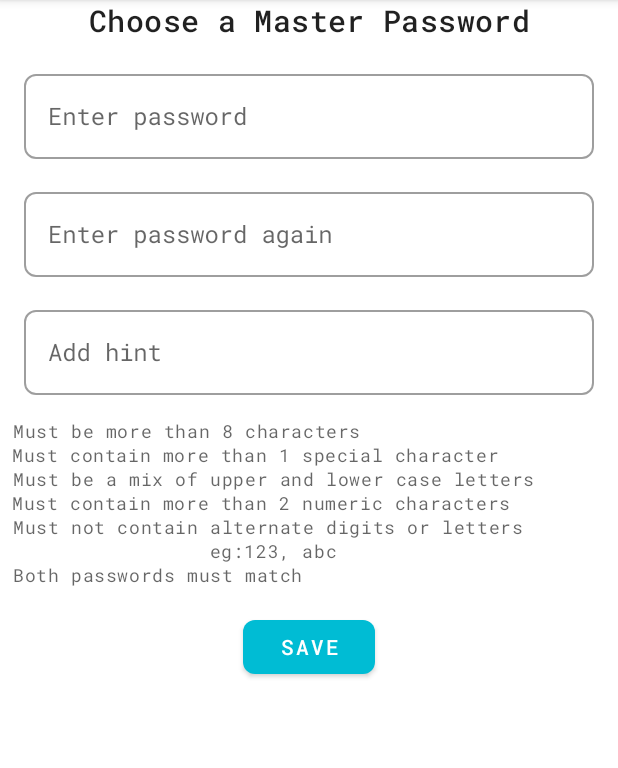
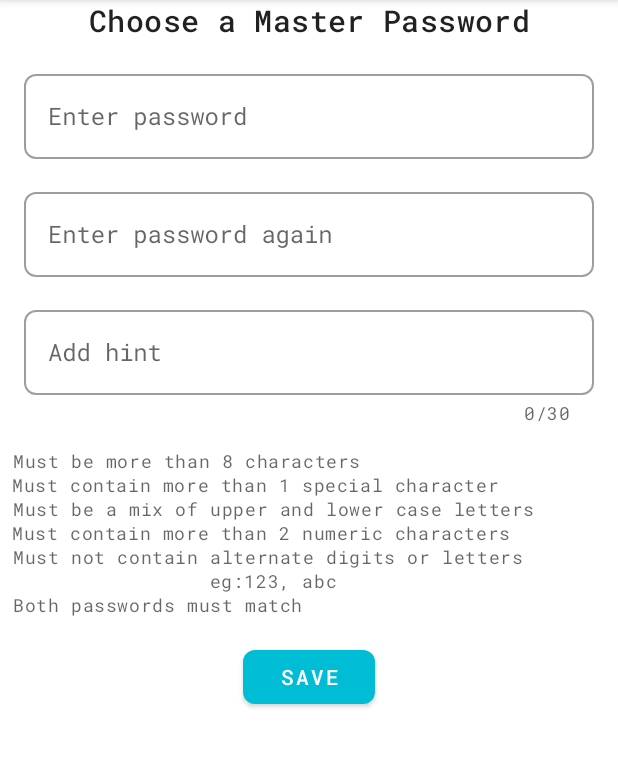
Before and after one commit to Ni3verma/Safe-Box, an Android app: the ChooseMasterPswrdFragment screen opened through its navigation route, on a phone screen of 412 x 824 dp, the part 84-852 px from its top. Run offline under Robolectric (Android 15) with nearby library versions, the phone set to English and light mode, and no system bars; our stand-ins replace Dagger/Hilt's generated code, Timber, data binding; 4 statements that could not run were skipped.

Commit message:
Fixed issues with hint error

```diff
--- a/app/src/main/java/com/andryoga/safebox/ui/view/chooseMasterPswrd/ChooseMasterPswrdFragment.kt
+++ b/app/src/main/java/com/andryoga/safebox/ui/view/chooseMasterPswrd/ChooseMasterPswrdFragment.kt
@@ -46,13 +46,18 @@ class ChooseMasterPswrdFragment : Fragment() {
 
         binding.hintText.addTextChangedListener {
             val similarLength = longestCommonSubstring(
-                binding.hintText.text.toString(),
-                binding.pswrdText.text.toString()
+                binding.hintText.text.toString().toLowerCase(),
+                binding.pswrdText.text.toString().toLowerCase()
             )
 
             if (similarLength >= Constants.maxSimilarLength) {
                 binding.hint.isErrorEnabled = true
-                binding.hint.error = "Hint should not contain more than 5 consecutive letters from user password"
+                binding.hint.error = getString(R.string.hint_error)
+                binding.saveBtn.isEnabled = false
+            } else {
+                binding.hint.isErrorEnabled = false
+                binding.hint.error = null
+                binding.saveBtn.isEnabled = true
             }
         }
 
--- a/app/src/main/res/layout/choose_master_pswrd_fragment.xml
+++ b/app/src/main/res/layout/choose_master_pswrd_fragment.xml
@@ -78,6 +78,8 @@
             android:layout_width="match_parent"
             android:layout_height="wrap_content"
             android:layout_margin="16dp"
+            app:counterEnabled="true"
+            app:counterMaxLength="30"
             app:layout_constraintEnd_toEndOf="parent"
             app:layout_constraintStart_toStartOf="parent"
             app:layout_constraintTop_toBottomOf="@id/confirm_pswrd">
--- a/app/src/main/res/values/strings.xml
+++ b/app/src/main/res/values/strings.xml
@@ -64,4 +64,5 @@
     <string name="branch_address">Branch Address</string>
     <string name="ifsc_code">IFSC Code <font color='#FF0000'>̽</font></string>
     <string name="micr_code">MICR Code</string>
+    <string name="hint_error">User Password subset not allowed</string>
 </resources>
```
